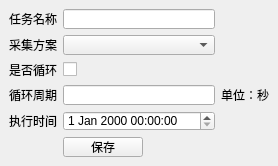
leaboy/pycollect, file UI/Task.ui: the form before one commit.
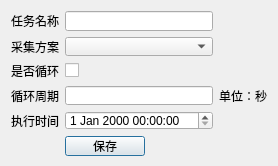
The form after the commit.

```diff
--- a/UI/Task.ui
+++ b/UI/Task.ui
@@ -1,7 +1,7 @@
 <?xml version="1.0" encoding="UTF-8"?>
 <ui version="4.0">
- <class>TaskWindow</class>
- <widget class="QMainWindow" name="TaskWindow">
+ <class>TaskDialog</class>
+ <widget class="QDialog" name="TaskDialog">
   <property name="geometry">
    <rect>
     <x>0</x>
@@ -10,12 +10,6 @@
     <height>166</height>
    </rect>
   </property>
-  <property name="sizePolicy">
-   <sizepolicy hsizetype="Preferred" vsizetype="Maximum">
-    <horstretch>0</horstretch>
-    <verstretch>0</verstretch>
-   </sizepolicy>
-  </property>
   <property name="minimumSize">
    <size>
     <width>278</width>
@@ -31,7 +25,6 @@
   <property name="windowTitle">
    <string>MainWindow</string>
   </property>
-  <widget class="QWidget" name="centralwidget">
    <layout class="QVBoxLayout" name="verticalLayout">
     <item>
      <layout class="QGridLayout" name="gridLayout">
@@ -118,7 +111,6 @@
      </layout>
     </item>
    </layout>
-  </widget>
  </widget>
  <resources/>
  <connections/>
```
Left out of the diff: 2 changed lines with no effect on the pictures. Lines whose indentation alone changed are shown as unchanged.
